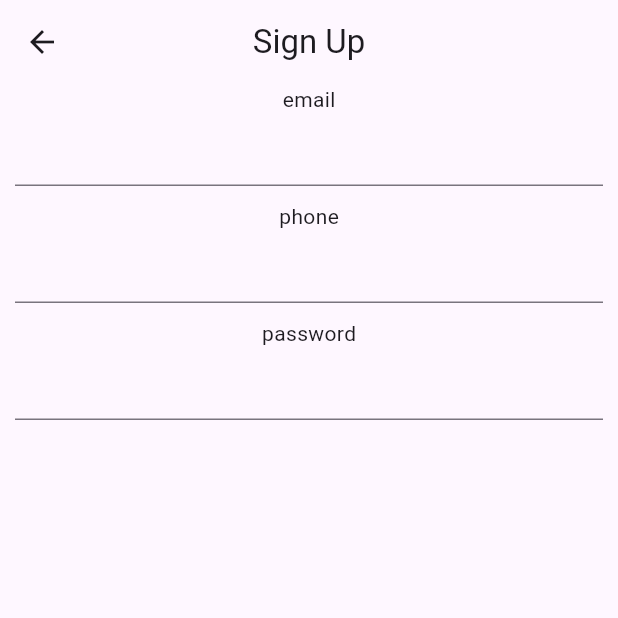
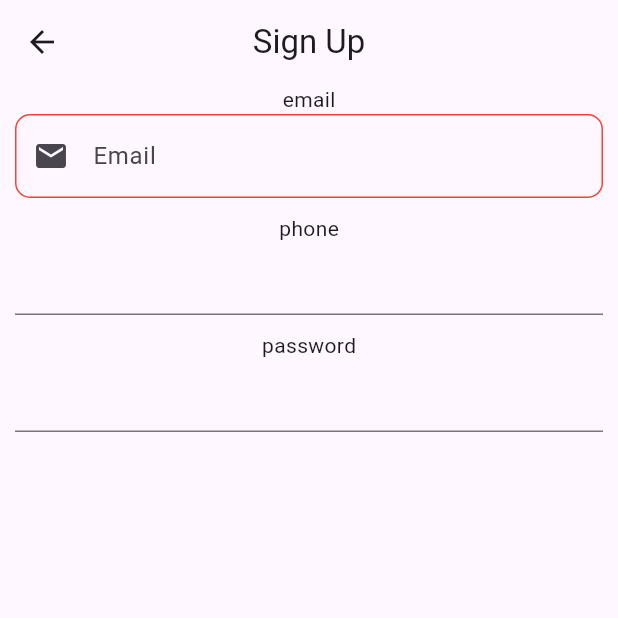
Before and after one commit to fahimshahariar09/provider_dio_practice, a Flutter app: the SignUp screen opened directly, on a phone screen of 412 x 824 dp, the top half of it. Run offline on Flutter 3.47's test engine with Material 3 defaults, Android fonts, the phone set to English and light mode, and no system bars; our stand-ins replace dio, get.

Commit message:
first commit

```diff
--- a/lib/view/screen/auth/sign_up.dart
+++ b/lib/view/screen/auth/sign_up.dart
@@ -1,10 +1,14 @@
 import 'package:flutter/material.dart';
+import 'package:get/get.dart';
+import 'package:provider_dio_practice/controller/ui_controller/auth/sign_up.dart';
+import 'package:provider_dio_practice/view/screen/auth/widget/email_text_field.dart';
 
 class SignUp extends StatelessWidget {
   const SignUp({super.key});
 
   @override
   Widget build(BuildContext context) {
+    SignUpController signUpController = Get.put(SignUpController());
     return Scaffold(
       appBar: AppBar(
         title: Text("Sign Up"),
@@ -16,7 +20,7 @@ class SignUp extends StatelessWidget {
           child: Column(
             children: [
               Text("email"),
-              TextField(),
+              EmailTextField(emailController: signUpController.emailController),
               SizedBox(height: 10),
               Text("phone"),
               TextField(),
```
